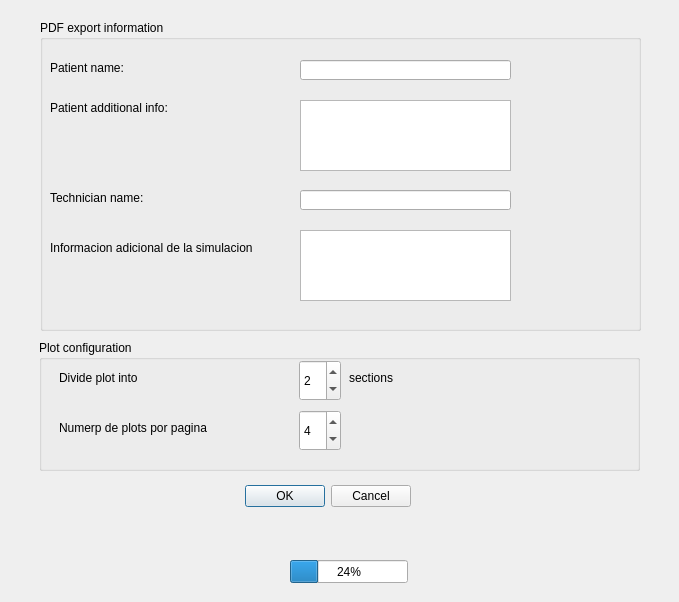
This is prueba.ui in gastonashby/Servoglu as Qt 5 draws it before an edit. The edited form follows.
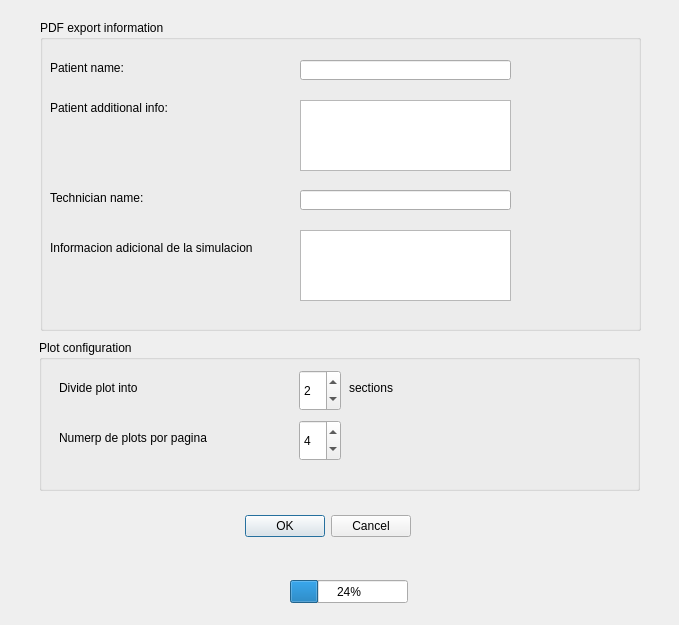
This is the edited form.

What changed in the file:
```diff
--- a/prueba.ui
+++ b/prueba.ui
@@ -7,7 +7,7 @@
     <x>0</x>
     <y>0</y>
     <width>679</width>
-    <height>602</height>
+    <height>625</height>
    </rect>
   </property>
   <property name="windowTitle">
@@ -20,7 +20,7 @@
    <property name="geometry">
     <rect>
      <x>70</x>
-     <y>480</y>
+     <y>510</y>
      <width>341</width>
      <height>32</height>
     </rect>
@@ -143,7 +143,7 @@
      <x>39</x>
      <y>340</y>
      <width>601</width>
-     <height>131</height>
+     <height>151</height>
     </rect>
    </property>
    <property name="title">
@@ -153,7 +153,7 @@
     <property name="geometry">
      <rect>
       <x>310</x>
-      <y>30</y>
+      <y>40</y>
       <width>131</width>
       <height>16</height>
      </rect>
@@ -166,7 +166,7 @@
     <property name="geometry">
      <rect>
       <x>20</x>
-      <y>30</y>
+      <y>40</y>
       <width>131</width>
       <height>16</height>
      </rect>
@@ -179,7 +179,7 @@
     <property name="geometry">
      <rect>
       <x>260</x>
-      <y>20</y>
+      <y>30</y>
       <width>42</width>
       <height>41</height>
      </rect>
@@ -201,7 +201,7 @@
     <property name="geometry">
      <rect>
       <x>260</x>
-      <y>70</y>
+      <y>80</y>
       <width>42</width>
       <height>41</height>
      </rect>
@@ -223,7 +223,7 @@
     <property name="geometry">
      <rect>
       <x>20</x>
-      <y>80</y>
+      <y>90</y>
       <width>221</width>
       <height>16</height>
      </rect>
@@ -237,7 +237,7 @@
    <property name="geometry">
     <rect>
      <x>290</x>
-     <y>560</y>
+     <y>580</y>
      <width>118</width>
      <height>23</height>
     </rect>
```
